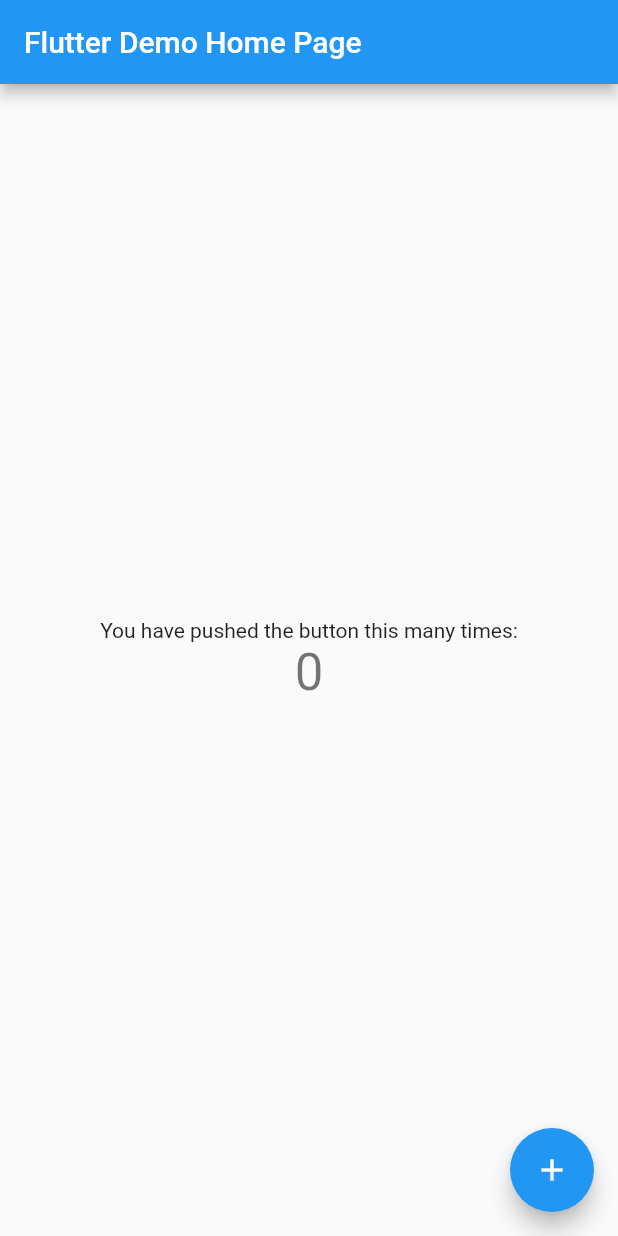
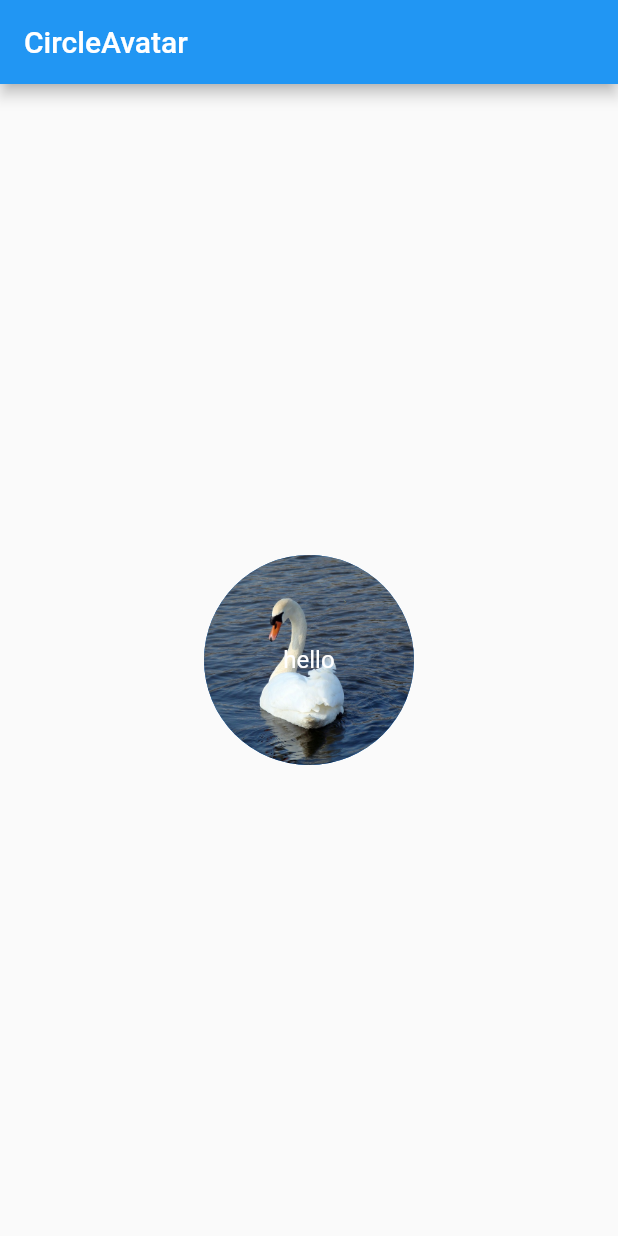
Before and after one commit to hamidsaaidi0/flutter-widgets, a Flutter app: the screen it shows after launch, on a phone screen of 412 x 824 dp. Run offline on Flutter 3.47's test engine with Material 2 defaults, Android fonts, the phone set to English and light mode, and no system bars.

Commit message:
first seven widgets

```diff
--- a/lib/main.dart
+++ b/lib/main.dart
@@ -1,3 +1,10 @@
+import 'package:bestwidgets/widgets/CircleAvatar.dart';
+import 'package:bestwidgets/widgets/LongPressDraggable.dart';
+import 'package:bestwidgets/widgets/about_dialog.dart';
+import 'package:bestwidgets/widgets/bottom_sheet.dart';
+import 'package:bestwidgets/widgets/checkbox_list_tile.dart';
+import 'package:bestwidgets/widgets/material_banner.dart';
+import 'package:bestwidgets/widgets/preferredsize.dart';
 import 'package:flutter/material.dart';
 
 void main() {
@@ -11,105 +18,12 @@
   @override
   Widget build(BuildContext context) {
     return MaterialApp(
-      title: 'Flutter Demo',
+      debugShowCheckedModeBanner: false,
+      title: 'Flutter Widgets',
       theme: ThemeData(
-        // This is the theme of your application.
-        //
-        // Try running your application with "flutter run". You'll see the
-        // application has a blue toolbar. Then, without quitting the app, try
-        // changing the primarySwatch below to Colors.green and then invoke
-        // "hot reload" (press "r" in the console where you ran "flutter run",
-        // or simply save your changes to "hot reload" in a Flutter IDE).
-        // Notice that the counter didn't reset back to zero; the application
-        // is not restarted.
         primarySwatch: Colors.blue,
       ),
-      home: const MyHomePage(title: 'Flutter Demo Home Page'),
+      home: Circle_Avatar(),
     );
   }
 }
-
-class MyHomePage extends StatefulWidget {
-  const MyHomePage({super.key, required this.title});
-
-  // This widget is the home page of your application. It is stateful, meaning
-  // that it has a State object (defined below) that contains fields that affect
-  // how it looks.
-
-  // This class is the configuration for the state. It holds the values (in this
-  // case the title) provided by the parent (in this case the App widget) and
-  // used by the build method of the State. Fields in a Widget subclass are
-  // always marked "final".
-
-  final String title;
-
-  @override
-  State<MyHomePage> createState() => _MyHomePageState();
-}
-
-class _MyHomePageState extends State<MyHomePage> {
-  int _counter = 0;
-
-  void _incrementCounter() {
-    setState(() {
-      // This call to setState tells the Flutter framework that something has
-      // changed in this State, which causes it to rerun the build method below
-      // so that the display can reflect the updated values. If we changed
-      // _counter without calling setState(), then the build method would not be
-      // called again, and so nothing would appear to happen.
-      _counter++;
-    });
-  }
-
-  @override
-  Widget build(BuildContext context) {
-    // This method is rerun every time setState is called, for instance as done
-    // by the _incrementCounter method above.
-    //
-    // The Flutter framework has been optimized to make rerunning build methods
-    // fast, so that you can just rebuild anything that needs updating rather
-    // than having to individually change instances of widgets.
-    return Scaffold(
-      appBar: AppBar(
-        // Here we take the value from the MyHomePage object that was created by
-        // the App.build method, and use it to set our appbar title.
-        title: Text(widget.title),
-      ),
-      body: Center(
-        // Center is a layout widget. It takes a single child and positions it
-        // in the middle of the parent.
-        child: Column(
-          // Column is also a layout widget. It takes a list of children and
-          // arranges them vertically. By default, it sizes itself to fit its
-          // children horizontally, and tries to be as tall as its parent.
-          //
-          // Invoke "debug painting" (press "p" in the console, choose the
-          // "Toggle Debug Paint" action from the Flutter Inspector in Android
-          // Studio, or the "Toggle Debug Paint" command in Visual Studio Code)
-          // to see the wireframe for each widget.
-          //
-          // Column has various properties to control how it sizes itself and
-          // how it positions its children. Here we use mainAxisAlignment to
-          // center the children vertically; the main axis here is the vertical
-          // axis because Columns are vertical (the cross axis would be
-          // horizontal).
-          mainAxisAlignment: MainAxisAlignment.center,
-          children: <Widget>[
-            const Text(
-              'You have pushed the button this many times:',
-            ),
-            Text(
-              '$_counter',
-              style: Theme.of(context).textTheme.headline4,
-            ),
-          ],
-        ),
-      ),
-      floatingActionButton: FloatingActionButton(
-        onPressed: _incrementCounter,
-        tooltip: 'Increment',
-        child: const Icon(Icons.add),
-      ), // This trailing comma makes auto-formatting nicer for build methods.
-    );
-  }
-}
--- /dev/null
+++ b/lib/widgets/CircleAvatar.dart
@@ -0,0 +1,21 @@
+import 'package:flutter/material.dart';
+
+class Circle_Avatar extends StatelessWidget {
+  const Circle_Avatar({Key? key}) : super(key: key);
+
+  @override
+  Widget build(BuildContext context) {
+    return Scaffold(
+      appBar: AppBar(
+        title: Text('CircleAvatar'),
+      ),
+      body: Center(
+        child: CircleAvatar(
+          backgroundImage: AssetImage('assets/img/testimg.jpg'),
+          radius: 70,
+          child: Text('hello'),
+        ),
+      ),
+    );
+  }
+}
--- a/pubspec.yaml
+++ b/pubspec.yaml
@@ -60,8 +60,8 @@
   uses-material-design: true
 
   # To add assets to your application, add an assets section, like this:
-  # assets:
-  #   - images/a_dot_burr.jpeg
+  assets:
+    - assets/img/
   #   - images/a_dot_ham.jpeg
 
   # An image asset can refer to one or more resolution-specific "variants", see
```
Also changed, not shown: lib/widgets/LongPressDraggable.dart (added, +47 -0 lines), lib/widgets/about_dialog.dart (added, +46 -0 lines), lib/widgets/bottom_sheet.dart (added, +37 -0 lines), lib/widgets/checkbox_list_tile.dart (added, +37 -0 lines), lib/widgets/material_banner.dart (added, +50 -0 lines), lib/widgets/preferredsize.dart (added, +48 -0 lines), assets/img/testimg.jpg (added).
